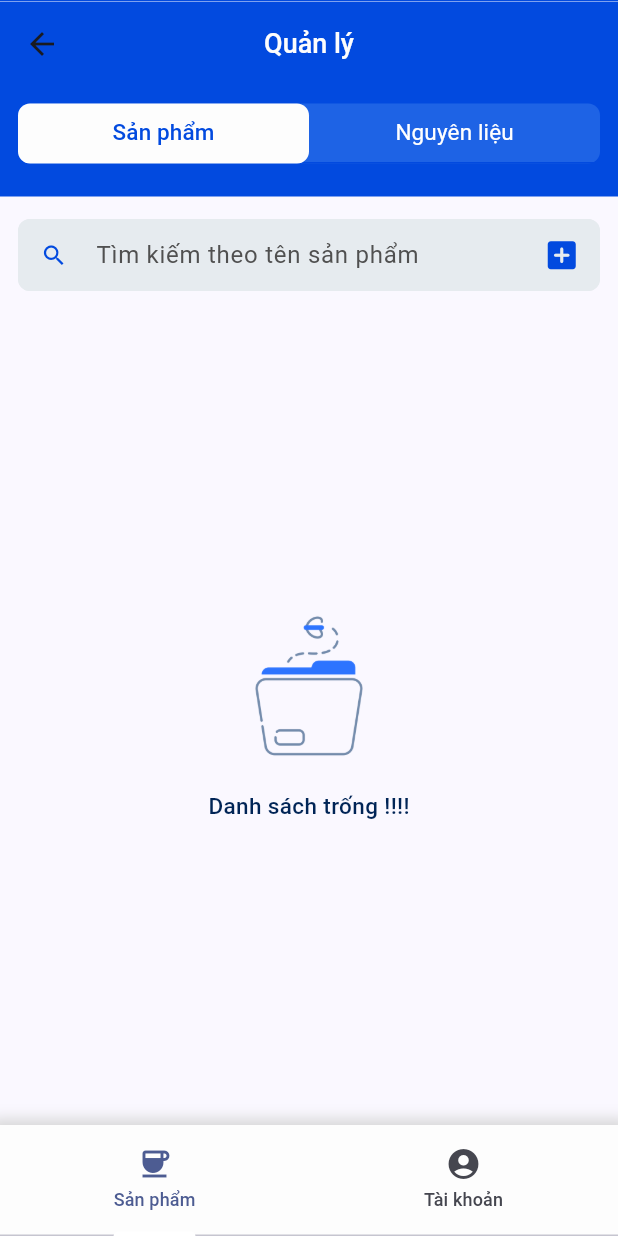
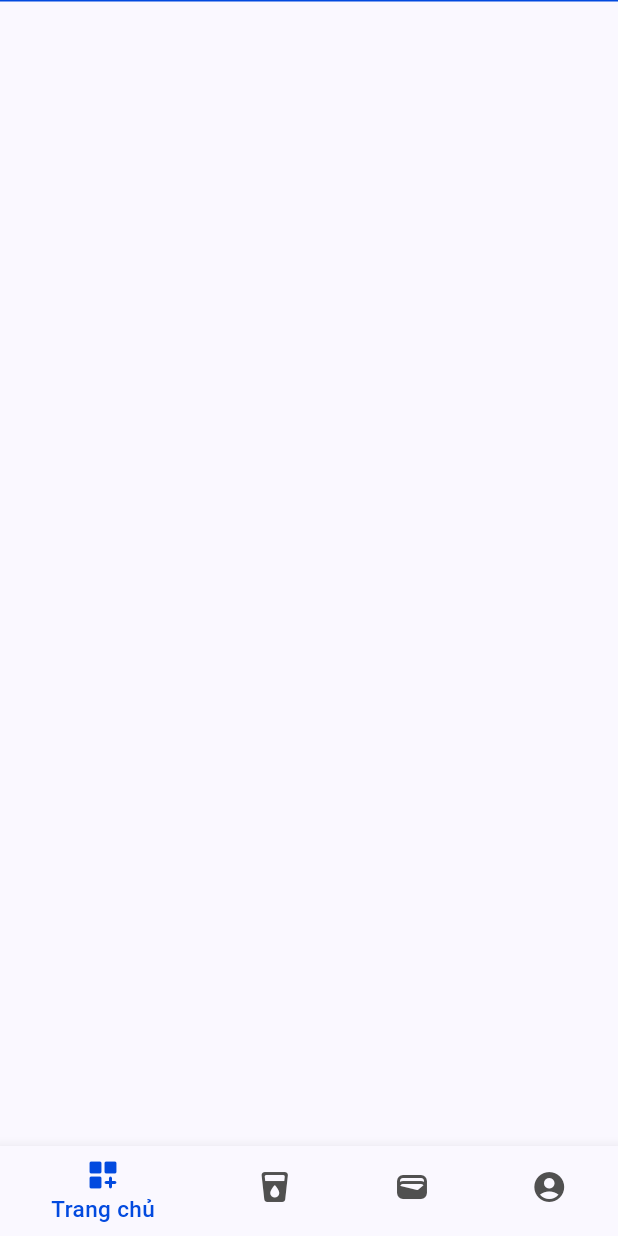
Before and after one commit to MinhQuang1711/Mercury-Mobile, a Flutter app: the SplashPage screen opened directly, on a phone screen of 412 x 824 dp. Run offline on Flutter 3.47's test engine with Material 3 defaults, Android fonts, the phone set to English and light mode, and no system bars; our stand-ins replace dio, file_picker, flutter_bloc, freezed_annotation, get_it, go_router and 2 more; accounts and stored records are empty; network calls fail.

Commit message:
style UIUI

```diff
--- a/lib/core/utils/injection/cubit.dart
+++ b/lib/core/utils/injection/cubit.dart
@@ -5,6 +5,7 @@ import 'package:mercury/feature/presentations/bloc/combo_box/cubit.dart';
 import 'package:mercury/feature/presentations/bloc/ingredient/cubit/create/cubit.dart';
 import 'package:mercury/feature/presentations/bloc/ingredient/cubit/get/cubit.dart';
 import 'package:mercury/feature/presentations/bloc/product/cubit/get/cubit.dart';
+import 'package:mercury/feature/presentations/bloc/splash/cubit.dart';
 
 import '../../../feature/presentations/bloc/product/cubit/create_and_update/cubit.dart';
 
@@ -14,6 +15,7 @@ void registerCubit() {
   getIt.registerFactory<CreateIngredientCubit>(() => CreateIngredientCubit());
   getIt.registerFactory<GetProductCubit>(() => GetProductCubit());
   getIt.registerFactory<ProductCubit>(() => ProductCubit());
+  getIt.registerFactory<SplashCubit>(() => SplashCubit());
   getIt.registerFactory<ComboBoxCubit>(
       () => ComboBoxCubit(getIt.get<IComboBoxRepository>()));
 }
--- /dev/null
+++ b/lib/feature/presentations/bloc/splash/cubit.dart
@@ -0,0 +1,9 @@
+import 'package:flutter_bloc/flutter_bloc.dart';
+import 'package:mercury/feature/presentations/bloc/splash/state/state.dart';
+
+class SplashCubit extends Cubit<SplashState> {
+  SplashCubit() : super(const SplashState(0));
+  void changedTab(int val) {
+    emit(state.copyWith(index: val));
+  }
+}
--- /dev/null
+++ b/lib/feature/presentations/bloc/splash/state/state.dart
@@ -0,0 +1,8 @@
+import 'package:freezed_annotation/freezed_annotation.dart';
+
+part 'state.freezed.dart';
+
+@freezed
+class SplashState with _$SplashState {
+  const factory SplashState(int index) = _State;
+}
--- /dev/null
+++ b/lib/feature/presentations/ui/dashboard/dashboard.dart
@@ -0,0 +1,10 @@
+import 'package:flutter/material.dart';
+
+class DashboardScreen extends StatelessWidget {
+  const DashboardScreen({super.key});
+
+  @override
+  Widget build(BuildContext context) {
+    return const Scaffold();
+  }
+}
--- /dev/null
+++ b/lib/feature/presentations/ui/manage_invoice/manage_invoice.dart
@@ -0,0 +1,10 @@
+import 'package:flutter/material.dart';
+
+class ManageInvoiceScreen extends StatelessWidget {
+  const ManageInvoiceScreen({super.key});
+
+  @override
+  Widget build(BuildContext context) {
+    return const Scaffold(body: Placeholder());
+  }
+}
--- a/lib/feature/presentations/ui/splash/splash.dart
+++ b/lib/feature/presentations/ui/splash/splash.dart
@@ -1,8 +1,8 @@
 import 'package:flutter/material.dart';
 import 'package:mercury/config/theme/color.dart';
-import 'package:mercury/core/utils/singleton/splash_singleton.dart';
-import 'package:mercury/feature/presentations/ui/splash/widgets/bottom_bar.dart';
-import 'package:mercury/feature/presentations/ui/splash/widgets/tab_view.dart';
+
+import 'widgets/bottom_bar.dart';
+import 'widgets/tab_view.dart';
 
 class SplashScreen extends StatelessWidget {
   const SplashScreen({super.key});
@@ -13,38 +13,24 @@ class SplashScreen extends StatelessWidget {
   }
 }
 
-class SplashPage extends StatefulWidget {
+class SplashPage extends StatelessWidget {
   const SplashPage({super.key});
-
-  @override
-  State<SplashPage> createState() => _SplashPageState();
-}
-
-class _SplashPageState extends State<SplashPage> with TickerProviderStateMixin {
-  @override
-  void initState() {
-    super.initState();
-    SplashSingleton.instance
-        .setController(TabController(length: 2, vsync: this));
-  }
-
-  @override
-  void dispose() {
-    super.dispose();
-    SplashSingleton.instance.splashTabController.dispose();
-  }
 
   @override
   Widget build(BuildContext context) {
     return Scaffold(
-      appBar: AppBar(
-        toolbarHeight: 1,
-        backgroundColor: AppColor.blue,
-      ),
+      appBar: _appBar(),
       body: const SafeArea(
         child: SplashTabView(),
       ),
       bottomNavigationBar: const SplashBottomBar(),
     );
   }
+
+  AppBar _appBar() {
+    return AppBar(
+      toolbarHeight: 1,
+      backgroundColor: AppColor.blue,
+    );
+  }
 }
--- a/lib/feature/presentations/ui/splash/widgets/bottom_bar.dart
+++ b/lib/feature/presentations/ui/splash/widgets/bottom_bar.dart
@@ -1,43 +1,47 @@
 import 'package:flutter/material.dart';
+import 'package:flutter_bloc/flutter_bloc.dart';
 import 'package:mercury/config/theme/color.dart';
 import 'package:mercury/config/theme/text_style.dart';
-import 'package:mercury/core/utils/singleton/splash_singleton.dart';
+import 'package:mercury/feature/presentations/bloc/splash/cubit.dart';
+import 'package:mercury/feature/presentations/bloc/splash/state/state.dart';
 
 class SplashBottomBar extends StatelessWidget {
   const SplashBottomBar({super.key});
 
   @override
   Widget build(BuildContext context) {
-    List<Tab> tabs = [
-      _tab(iconData: Icons.coffee, label: "Sản phẩm"),
-      _tab(iconData: Icons.account_circle_rounded, label: "Tài khoản"),
+    final cubit = context.read<SplashCubit>();
+    final items = [
+      const BottomNavigationBarItem(
+        label: "Trang chủ",
+        icon: Icon(Icons.dashboard_customize_rounded),
+      ),
+      const BottomNavigationBarItem(
+        label: "Sản phẩm",
+        icon: Icon(Icons.local_drink_rounded),
+      ),
+      const BottomNavigationBarItem(
+        label: "Hóa đơn",
+        icon: Icon(Icons.wallet_outlined),
+      ),
+      const BottomNavigationBarItem(
+        label: "Tài khoản",
+        icon: Icon(Icons.account_circle_sharp),
+      ),
     ];
-    return Container(
-      decoration: const BoxDecoration(
-        color: AppColor.white,
-        boxShadow: [
-          BoxShadow(
-            color: AppColor.grey3,
-            spreadRadius: 7,
-            blurRadius: 7,
-            offset: Offset(0, 3),
-          )
-        ],
-      ),
-      child: TabBar(
-        tabs: tabs,
-        padding: EdgeInsets.zero,
-        indicatorColor: Colors.white,
-        controller: SplashSingleton.instance.splashTabController,
-      ),
-    );
-  }
-
-  Tab _tab({required IconData iconData, String? label}) {
-    return Tab(
-      iconMargin: const EdgeInsets.only(bottom: 3),
-      icon: Icon(iconData),
-      child: Text(label ?? "", style: detailMedium),
+    return BlocBuilder<SplashCubit, SplashState>(
+      builder: (context, state) {
+        return BottomNavigationBar(
+          items: items,
+          onTap: cubit.changedTab,
+          currentIndex: state.index,
+          selectedLabelStyle: captionMedium,
+          unselectedLabelStyle: miniRegular,
+          type: BottomNavigationBarType.shifting,
+          selectedItemColor: AppColor.blue,
+          unselectedItemColor: AppColor.grey5,
+        );
+      },
     );
   }
 }
--- a/lib/feature/presentations/ui/splash/widgets/tab_view.dart
+++ b/lib/feature/presentations/ui/splash/widgets/tab_view.dart
@@ -1,19 +1,30 @@
 import 'package:flutter/material.dart';
-import 'package:mercury/core/utils/singleton/splash_singleton.dart';
+import 'package:flutter_bloc/flutter_bloc.dart';
+import 'package:mercury/feature/presentations/bloc/splash/cubit.dart';
+import 'package:mercury/feature/presentations/bloc/splash/state/state.dart';
 import 'package:mercury/feature/presentations/ui/account/account.dart';
 import 'package:mercury/feature/presentations/ui/product/product.dart';
+
+import '../../dashboard/dashboard.dart';
+import '../../manage_invoice/manage_invoice.dart';
 
 class SplashTabView extends StatelessWidget {
   const SplashTabView({super.key});
 
   @override
   Widget build(BuildContext context) {
-    return TabBarView(
-      controller: SplashSingleton.instance.splashTabController,
-      children: const [
-        ProductScreen(),
-        AccountScreen(),
-      ],
+    return BlocBuilder<SplashCubit, SplashState>(
+      builder: (context, state) {
+        return IndexedStack(
+          index: state.index,
+          children: const [
+            DashboardScreen(),
+            ProductScreen(),
+            ManageInvoiceScreen(),
+            AccountScreen(),
+          ],
+        );
+      },
     );
   }
 }
--- a/lib/main.dart
+++ b/lib/main.dart
@@ -1,17 +1,26 @@
 import 'package:flutter/material.dart';
+import 'package:flutter_bloc/flutter_bloc.dart';
 import 'package:mercury/config/router/route.dart';
 import 'package:mercury/config/server.dart';
 import 'package:mercury/config/theme/color.dart';
 import 'package:mercury/core/utils/injection/get_it.dart';
 import 'package:mercury/core/utils/singleton/token_singleton.dart';
 import 'package:mercury/core/utils/storage/token_storage.dart';
+import 'package:mercury/feature/presentations/bloc/splash/cubit.dart';
 
 void main() async {
   WidgetsFlutterBinding.ensureInitialized();
   initInjection();
   TokenSingleton.instance.saveToken(await TokenStorage.instance.getToken());
   AppConfig.instance.configServer(ServerConfig.company());
-  runApp(const MyApp());
+  runApp(
+    MultiBlocProvider(
+      providers: [
+        BlocProvider(create: (_) => getIt.get<SplashCubit>()),
+      ],
+      child: const MyApp(),
+    ),
+  );
 }
 
 class MyApp extends StatelessWidget {
```
Also changed, not shown: lib/feature/presentations/bloc/splash/state/state.freezed.dart (added).
